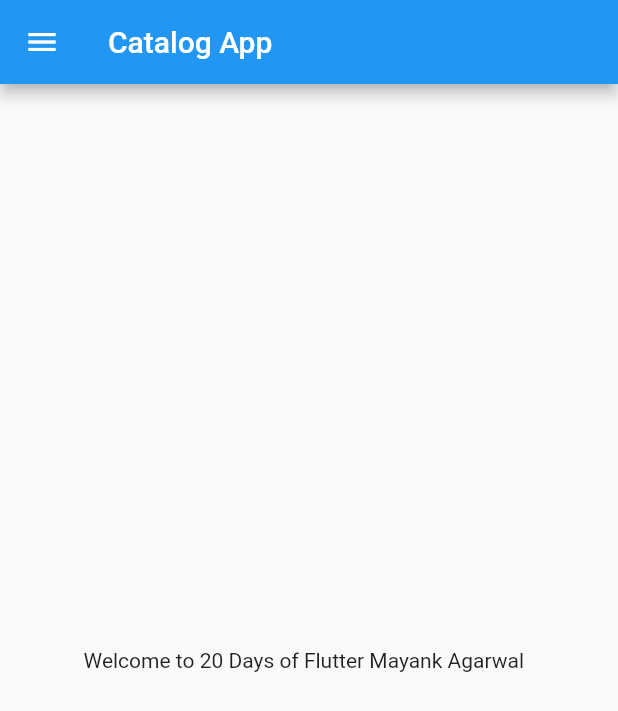
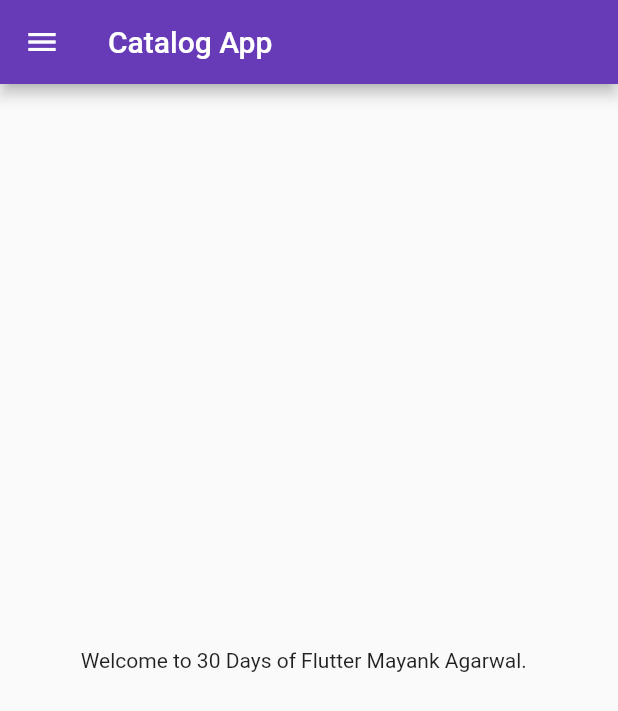
Before and after one commit to codeagarwal/flutter_30_days, a Flutter app: the HomePage screen opened directly, on a phone screen of 412 x 824 dp. Shown: the top 711 px of the screen. Run offline on Flutter 3.47's test engine with Material 2 defaults, Android fonts, the phone set to English and light mode, and no system bars; our stand-ins replace google_fonts.

Commit message:
Day 4 Completed

```diff
--- a/lib/Pages/home_page.dart
+++ b/lib/Pages/home_page.dart
@@ -3,7 +3,7 @@ import 'package:flutter/material.dart';
 class HomePage extends StatelessWidget {
   @override
   Widget build(BuildContext context) {
-    final int days = 20;
+    final int days = 30;
     final String Name = "Mayank Agarwal";
 
     return Scaffold(
@@ -12,9 +12,19 @@ class HomePage extends StatelessWidget {
       ),
       body: Center(
         child:
-            Container(child: Text("Welcome to $days Days of Flutter $Name  ")),
+            Container(child: Text("Welcome to $days Days of Flutter $Name.  ")),
       ),
-      drawer: Drawer(),
+      drawer: Drawer(
+        child: new Center(
+          child: Text(
+            "Hello this is Drawer.",
+            style: TextStyle(
+              fontSize: 30,
+              color: Colors.amber,
+            ),
+          ),
+        ),
+      ),
     );
   }
 }
--- a/pubspec.yaml
+++ b/pubspec.yaml
@@ -28,6 +28,7 @@ dependencies:
   # The following adds the Cupertino Icons font to your application.
   # Use with the CupertinoIcons class for iOS style icons.
   cupertino_icons: ^1.0.2
+  google_fonts: ^2.0.0
 
 dev_dependencies:
   flutter_test:
@@ -45,8 +46,8 @@ flutter:
   uses-material-design: true
 
   # To add assets to your application, add an assets section, like this:
-  # assets:
-  #   - images/a_dot_burr.jpeg
+  assets:
+    - assets/images/
   #   - images/a_dot_ham.jpeg
 
   # An image asset can refer to one or more resolution-specific "variants", see
```
Also changed, not shown: lib/Pages/login_page.dart (+50 -11 lines), lib/main.dart (+7 -2 lines), assets/images/login.png (added), pubspec.lock.
